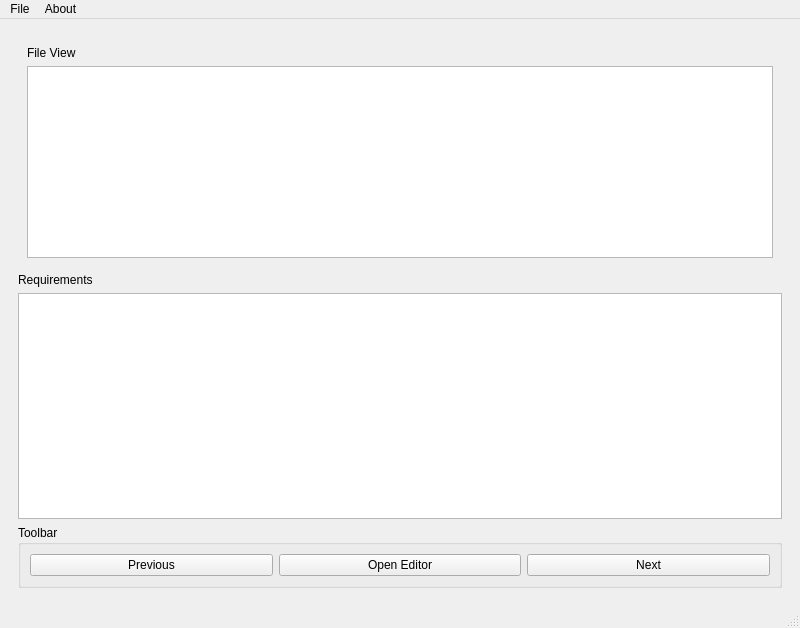
Qt form designer/main.ui (marshy2346/quickgrader) before a commit.
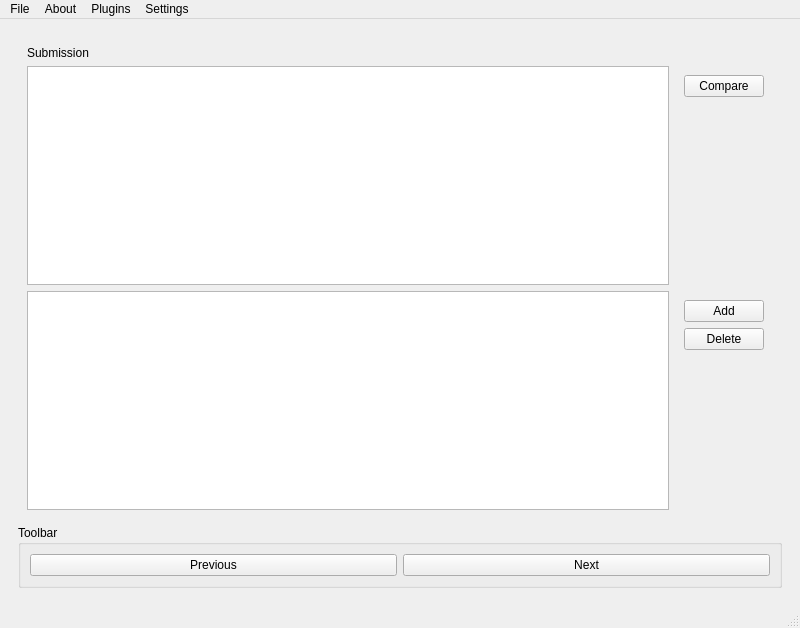
The same form after that commit.

Commit message: requirements added and persist when switching between submissions

Diff of the .ui file:
```diff
--- a/designer/main.ui
+++ b/designer/main.ui
@@ -27,26 +27,82 @@
           <item>
            <widget class="QLabel" name="file_view_label">
             <property name="text">
-             <string>File View</string>
+             <string>Submission</string>
             </property>
            </widget>
           </item>
           <item>
-           <widget class="QListWidget" name="file_view"/>
+           <layout class="QHBoxLayout" name="horizontalLayout_2">
+            <item>
+             <widget class="QListWidget" name="file_view"/>
+            </item>
+            <item>
+             <widget class="QFrame" name="frame">
+              <property name="enabled">
+               <bool>true</bool>
+              </property>
+              <property name="sizePolicy">
+               <sizepolicy hsizetype="Fixed" vsizetype="Expanding">
+                <horstretch>0</horstretch>
+                <verstretch>0</verstretch>
+               </sizepolicy>
+              </property>
+              <layout class="QFormLayout" name="formLayout_2">
+               <item row="0" column="0">
+                <widget class="QPushButton" name="compare_button">
+                 <property name="text">
+                  <string>Compare</string>
+                 </property>
+                </widget>
+               </item>
+              </layout>
+             </widget>
+            </item>
+           </layout>
+          </item>
+          <item>
+           <layout class="QHBoxLayout" name="horizontalLayout">
+            <item>
+             <widget class="QTableView" name="requirements_view">
+              <property name="sizePolicy">
+               <sizepolicy hsizetype="Expanding" vsizetype="Preferred">
+                <horstretch>0</horstretch>
+                <verstretch>0</verstretch>
+               </sizepolicy>
+              </property>
+             </widget>
+            </item>
+            <item>
+             <widget class="QFrame" name="verticalFrame">
+              <property name="sizePolicy">
+               <sizepolicy hsizetype="Fixed" vsizetype="Expanding">
+                <horstretch>0</horstretch>
+                <verstretch>0</verstretch>
+               </sizepolicy>
+              </property>
+              <layout class="QFormLayout" name="formLayout">
+               <item row="0" column="0">
+                <widget class="QPushButton" name="add_requirement">
+                 <property name="text">
+                  <string>Add</string>
+                 </property>
+                </widget>
+               </item>
+               <item row="1" column="0">
+                <widget class="QPushButton" name="delete_requirement">
+                 <property name="text">
+                  <string>Delete</string>
+                 </property>
+                </widget>
+               </item>
+              </layout>
+             </widget>
+            </item>
+           </layout>
           </item>
          </layout>
         </widget>
        </item>
-       <item>
-        <widget class="QLabel" name="requirements_label">
-         <property name="text">
-          <string>Requirements</string>
-         </property>
-        </widget>
-       </item>
-       <item>
-        <widget class="QTableWidget" name="requirements_view"/>
-       </item>
        <item>
         <widget class="QGroupBox" name="groupBox_2">
          <property name="title">
@@ -60,13 +116,6 @@
             </property>
            </widget>
           </item>
-          <item>
-           <widget class="QPushButton" name="open_editor_button">
-            <property name="text">
-             <string>Open Editor</string>
-            </property>
-           </widget>
-          </item>
           <item>
            <widget class="QPushButton" name="next_button">
             <property name="text">
@@ -105,8 +154,21 @@
      <string>About</string>
     </property>
    </widget>
+   <widget class="QMenu" name="plugins_menu">
+    <property name="title">
+     <string>Plugins</string>
+    </property>
+    <addaction name="action_plugin_install"/>
+   </widget>
+   <widget class="QMenu" name="settings_menu">
+    <property name="title">
+     <string>Settings</string>
+    </property>
+   </widget>
    <addaction name="file_menu"/>
    <addaction name="about_menu"/>
+   <addaction name="plugins_menu"/>
+   <addaction name="settings_menu"/>
   </widget>
   <widget class="QStatusBar" name="statusbar"/>
   <action name="action_open_project">
```
Left out of the diff: 7 changed lines with no effect on the pictures. The commit also changes 8 other files.
